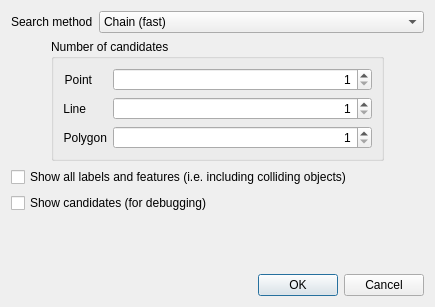
Old version of the form src/ui/qgsengineconfigdialog.ui in the repository qgis/QGIS.
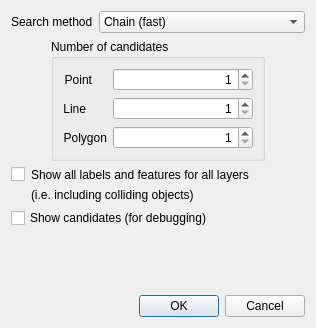
New version of the form.

What changed in the file:
```diff
--- a/src/ui/qgsengineconfigdialog.ui
+++ b/src/ui/qgsengineconfigdialog.ui
@@ -6,8 +6,8 @@
    <rect>
     <x>0</x>
     <y>0</y>
-    <width>435</width>
-    <height>307</height>
+    <width>316</width>
+    <height>328</height>
    </rect>
   </property>
   <property name="windowTitle">
@@ -205,18 +205,45 @@
     </layout>
    </item>
    <item>
+    <layout class="QGridLayout" name="gridLayout_2">
+     <property name="verticalSpacing">
+      <number>6</number>
+     </property>
+     <item row="0" column="1">
+      <widget class="QLabel" name="label_5">
+       <property name="text">
+        <string>Show all labels and features for all layers</string>
+       </property>
+      </widget>
+     </item>
+     <item row="0" column="0">
     <widget class="QCheckBox" name="chkShowAllLabels">
+       <property name="sizePolicy">
+        <sizepolicy hsizetype="Maximum" vsizetype="Fixed">
+         <horstretch>0</horstretch>
+         <verstretch>0</verstretch>
+        </sizepolicy>
+       </property>
      <property name="text">
-      <string>Show all labels and features (i.e. including colliding objects)</string>
+        <string/>
      </property>
     </widget>
    </item>
-   <item>
+     <item row="2" column="0" colspan="2">
     <widget class="QCheckBox" name="chkShowCandidates">
      <property name="text">
       <string>Show candidates (for debugging)</string>
      </property>
     </widget>
+     </item>
+     <item row="1" column="1">
+      <widget class="QLabel" name="label_6">
+       <property name="text">
+        <string>(i.e. including colliding objects)</string>
+       </property>
+      </widget>
+     </item>
+    </layout>
    </item>
    <item>
     <spacer name="verticalSpacer_2">
```
Lines whose indentation alone changed are shown as unchanged.
